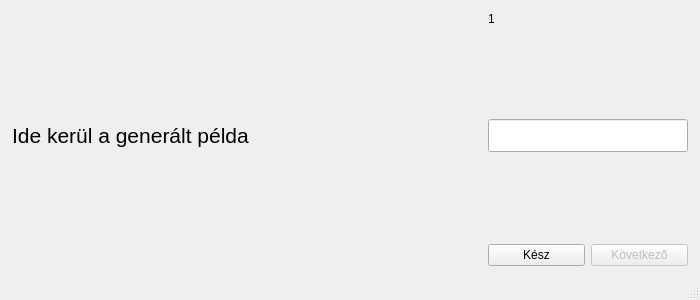
Before: the Qt Designer form ui/input.ui in istvans/typx, drawn with Qt 5.
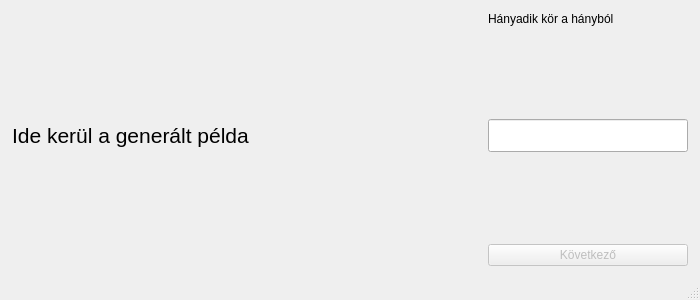
After: the same form once the commit is applied.

Patch:
```diff
--- a/ui/input.ui
+++ b/ui/input.ui
@@ -41,16 +41,6 @@
     </property>
     <item row="5" column="3">
      <layout class="QHBoxLayout" name="horizontalLayout">
-      <item>
-       <widget class="QPushButton" name="reviewButton">
-        <property name="enabled">
-         <bool>true</bool>
-        </property>
-        <property name="text">
-         <string>Kész</string>
-        </property>
-       </widget>
-      </item>
       <item>
        <widget class="QPushButton" name="nextButton">
         <property name="enabled">
@@ -109,7 +99,7 @@
     <item row="0" column="3">
      <widget class="QLabel" name="inputCounter">
       <property name="text">
-       <string>1</string>
+       <string>Hányadik kör a hányból</string>
       </property>
      </widget>
     </item>
```
Left out of the diff: 4 changed lines with no effect on the pictures.
